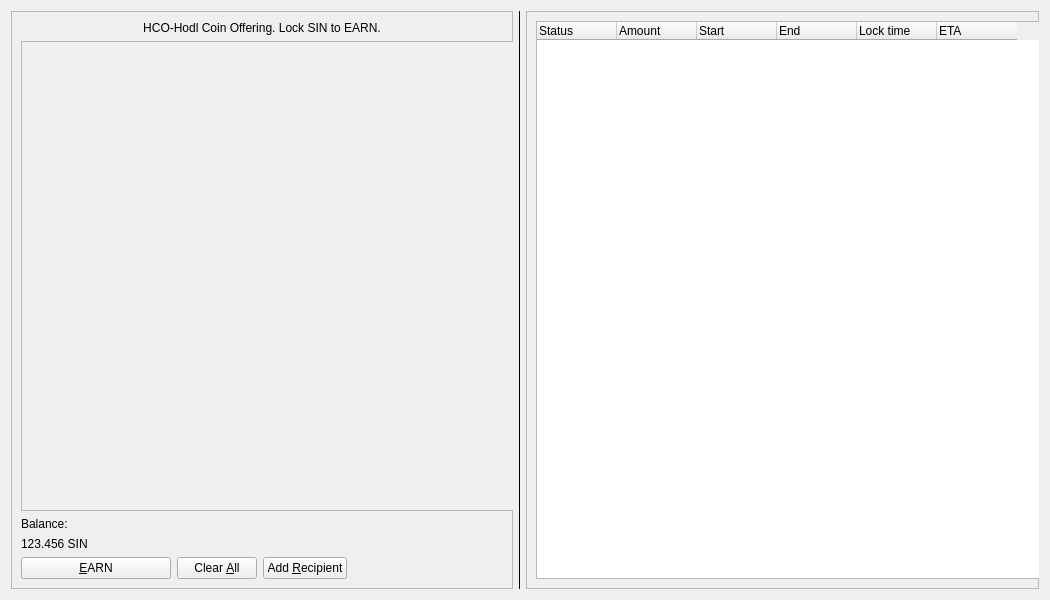
Old version of the form src/qt/forms/depositcoinsdialog.ui in the repository hardwarewise/SIN-core.
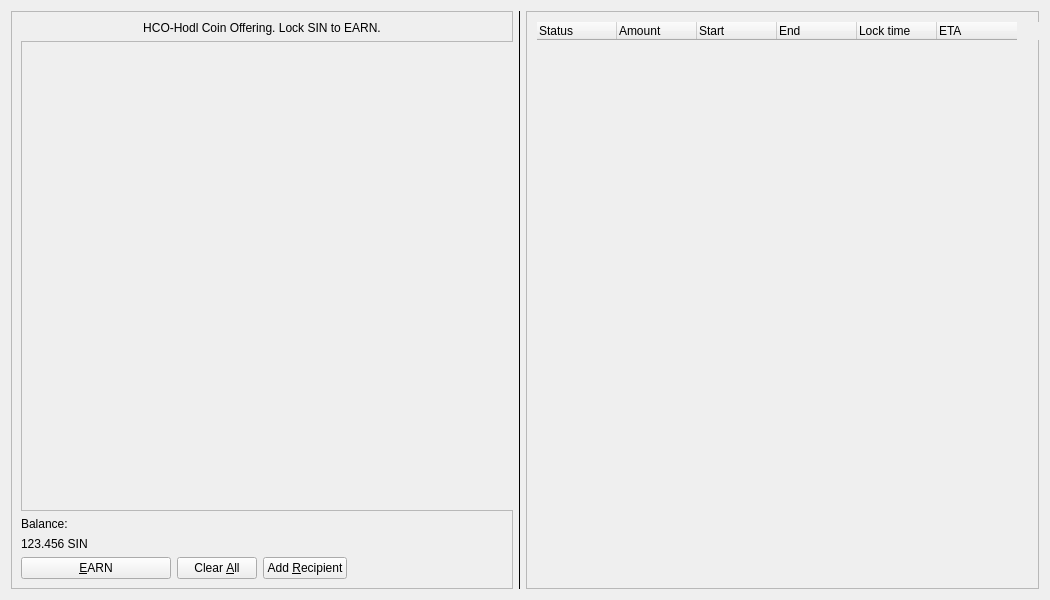
New version of the form. Icons and pictures are not drawn.

Diff of the .ui file:
```diff
--- a/src/qt/forms/depositcoinsdialog.ui
+++ b/src/qt/forms/depositcoinsdialog.ui
@@ -301,6 +301,11 @@
             <height>0</height>
            </size>
           </property>
+          <property name="styleSheet">
+           <string notr="true">QTableWidget {
+background: transparent;
+}</string>
+          </property>
           <property name="editTriggers">
            <set>QAbstractItemView::NoEditTriggers</set>
           </property>
```
Left out of the diff: 6 changed lines with no effect on the pictures.
